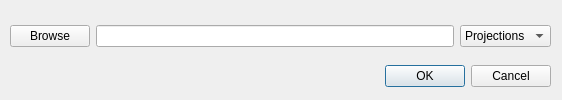
Old version of the form src/InspectorModulesGUI/saveprojectionsdlg.ui in the repository neutronimaging/imagingsuite.
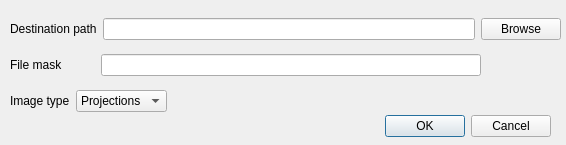
New version of the form.

Diff of the .ui file:
```diff
--- a/src/InspectorModulesGUI/saveprojectionsdlg.ui
+++ b/src/InspectorModulesGUI/saveprojectionsdlg.ui
@@ -6,8 +6,8 @@
    <rect>
     <x>0</x>
     <y>0</y>
-    <width>562</width>
-    <height>100</height>
+    <width>566</width>
+    <height>145</height>
    </rect>
   </property>
   <property name="windowTitle">
@@ -17,7 +17,7 @@
    <property name="geometry">
     <rect>
      <x>210</x>
-     <y>60</y>
+     <y>110</y>
      <width>341</width>
      <height>32</height>
     </rect>
@@ -33,12 +33,30 @@
    <property name="geometry">
     <rect>
      <x>10</x>
-     <y>20</y>
-     <width>541</width>
-     <height>33</height>
+     <y>10</y>
+     <width>551</width>
+     <height>110</height>
     </rect>
    </property>
+   <layout class="QVBoxLayout" name="verticalLayout">
+    <item>
    <layout class="QHBoxLayout" name="horizontalLayout">
+      <item>
+       <widget class="QLabel" name="label_2">
+        <property name="sizePolicy">
+         <sizepolicy hsizetype="Preferred" vsizetype="Preferred">
+          <horstretch>0</horstretch>
+          <verstretch>0</verstretch>
+         </sizepolicy>
+        </property>
+        <property name="text">
+         <string>Destination path</string>
+        </property>
+       </widget>
+      </item>
+      <item>
+       <widget class="QLineEdit" name="editPath"/>
+      </item>
     <item>
      <widget class="QPushButton" name="buttonBrowse">
       <property name="text">
@@ -46,8 +64,46 @@
       </property>
      </widget>
     </item>
+     </layout>
+    </item>
     <item>
-     <widget class="QLineEdit" name="lineEdit"/>
+     <layout class="QHBoxLayout" name="horizontalLayout_2">
+      <item>
+       <widget class="QLabel" name="label">
+        <property name="text">
+         <string>File mask          </string>
+        </property>
+       </widget>
+      </item>
+      <item>
+       <widget class="QLineEdit" name="lineFileMask"/>
+      </item>
+      <item>
+       <spacer name="horizontalSpacer">
+        <property name="orientation">
+         <enum>Qt::Horizontal</enum>
+        </property>
+        <property name="sizeType">
+         <enum>QSizePolicy::Minimum</enum>
+        </property>
+        <property name="sizeHint" stdset="0">
+         <size>
+          <width>80</width>
+          <height>20</height>
+         </size>
+        </property>
+       </spacer>
+      </item>
+     </layout>
+    </item>
+    <item>
+     <layout class="QHBoxLayout" name="horizontalLayout_3">
+      <item>
+       <widget class="QLabel" name="label_3">
+        <property name="text">
+         <string>Image type</string>
+        </property>
+       </widget>
     </item>
     <item>
      <widget class="QComboBox" name="comboImageType">
@@ -62,6 +118,21 @@
        </property>
       </item>
      </widget>
+      </item>
+      <item>
+       <spacer name="horizontalSpacer_2">
+        <property name="orientation">
+         <enum>Qt::Horizontal</enum>
+        </property>
+        <property name="sizeHint" stdset="0">
+         <size>
+          <width>40</width>
+          <height>20</height>
+         </size>
+        </property>
+       </spacer>
+      </item>
+     </layout>
     </item>
    </layout>
   </widget>
```
Left out of the diff: 2 changed lines with no effect on the pictures. Lines whose indentation alone changed are shown as unchanged.
